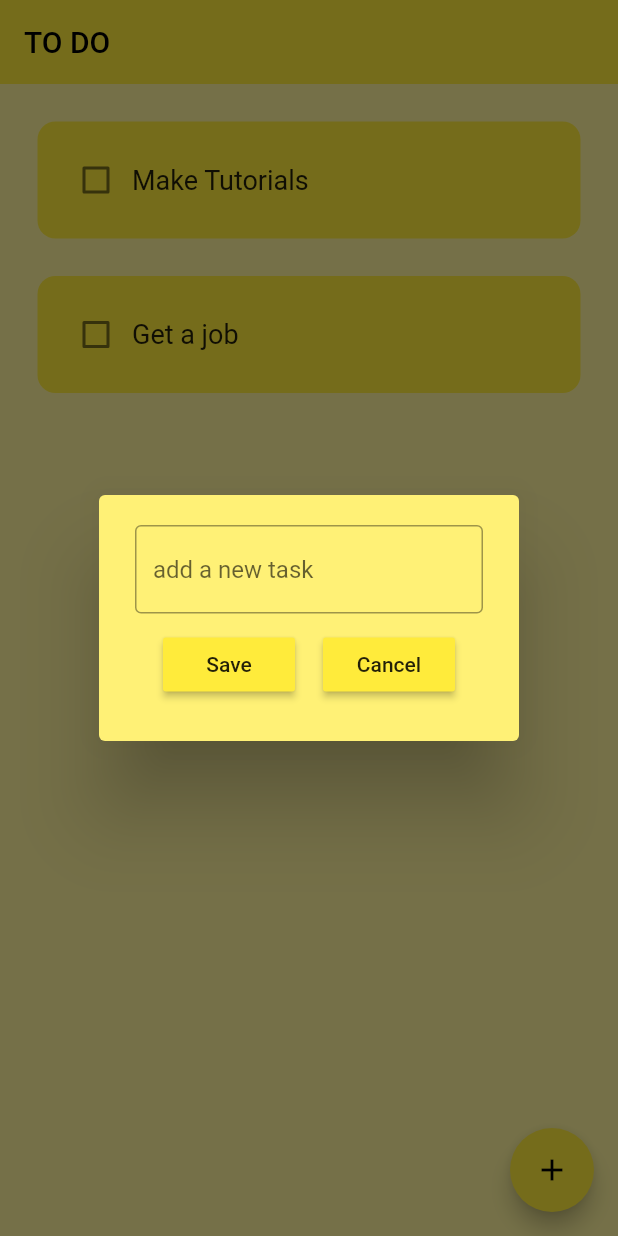
After one commit to stDean/todo_flutter, a Flutter app: the screen it shows after launch, after a tap on the "add" icon, on a phone screen of 412 x 824 dp. The commit adds this screen. Run offline on Flutter 3.47's test engine with Material 2 defaults, Android fonts, the phone set to English and light mode, and no system bars.

Commit message:
added the button to add new tasks and cancle task, about to add the functionality to save the newly added tasks

```diff
--- /dev/null
+++ b/lib/component/dialog_box.dart
@@ -0,0 +1,52 @@
+import 'package:flutter/material.dart';
+import '/component/my_button.dart';
+
+class DialogBox extends StatelessWidget {
+  final TextEditingController controller;
+  final VoidCallback onSave;
+  final VoidCallback onCancel;
+
+  const DialogBox({
+    super.key,
+    required this.controller,
+    required this.onSave,
+    required this.onCancel,
+  });
+
+  @override
+  Widget build(BuildContext context) {
+    return AlertDialog(
+      backgroundColor: Colors.yellow[300],
+      content: SizedBox(
+        height: 120,
+        child: Column(
+          children: [
+            Padding(
+              padding: const EdgeInsets.only(bottom: 10),
+              child: TextField(
+                controller: controller,
+                decoration: const InputDecoration(
+                  border: OutlineInputBorder(),
+                  hintText: 'add a new task',
+                ),
+              ),
+            ),
+            Row(
+              mainAxisAlignment: MainAxisAlignment.spaceEvenly,
+              children: [
+                MyButton(
+                  btnText: 'Save',
+                  onPressed: onSave,
+                ),
+                MyButton(
+                  btnText: 'Cancel',
+                  onPressed: onCancel,
+                ),
+              ],
+            ),
+          ],
+        ),
+      ),
+    );
+  }
+}
--- /dev/null
+++ b/lib/component/my_button.dart
@@ -0,0 +1,21 @@
+import 'package:flutter/material.dart';
+
+class MyButton extends StatelessWidget {
+  final String btnText;
+  final VoidCallback onPressed;
+
+  const MyButton({
+    super.key,
+    required this.btnText,
+    required this.onPressed,
+  });
+
+  @override
+  Widget build(BuildContext context) {
+    return MaterialButton(
+      onPressed: onPressed,
+      color: Theme.of(context).primaryColor,
+      child: Text(btnText),
+    );
+  }
+}
--- a/lib/component/todo_tile.dart
+++ b/lib/component/todo_tile.dart
@@ -3,9 +3,9 @@ import 'package:flutter/material.dart';
 class TodoTile extends StatelessWidget {
   final String taskName;
   final bool taskCompleted;
-  Function(bool?)? onChange;
+  final Function(bool?)? onChange;
 
-  TodoTile({
+  const TodoTile({
     super.key,
     required this.taskName,
     required this.taskCompleted,
@@ -32,6 +32,7 @@ class TodoTile extends StatelessWidget {
             Text(
               taskName,
               style: TextStyle(
+                fontSize: 18,
                 decoration: taskCompleted
                     ? TextDecoration.lineThrough
                     : TextDecoration.none,
--- a/lib/pages/home.dart
+++ b/lib/pages/home.dart
@@ -1,4 +1,5 @@
 import "package:flutter/material.dart";
+import "/component/dialog_box.dart";
 import "/component/todo_tile.dart";
 
 class HomePage extends StatefulWidget {
@@ -14,10 +15,36 @@ class _HomePageState extends State<HomePage> {
     ['Get a job', false],
   ];
 
+  final TextEditingController _myTextController = TextEditingController();
+
+  @override
+  void dispose() {
+    // Clean up the controller when the widget is disposed.
+    _myTextController.dispose();
+    super.dispose();
+  }
+
   void checkBoxChange(bool? val, int index) {
     setState(() {
       todoList[index][1] = !todoList[index][1];
     });
+  }
+
+  void onSave() {
+
+  }
+
+  void createNewTask() {
+    showDialog(
+      context: context,
+      builder: (context) {
+        return DialogBox(
+          controller: _myTextController,
+          onSave: onSave,
+          onCancel: () => Navigator.of(context).pop(),
+        );
+      },
+    );
   }
 
   @override
@@ -27,6 +54,10 @@ class _HomePageState extends State<HomePage> {
       appBar: AppBar(
         title: Text("To Do".toUpperCase()),
         elevation: 0,
+      ),
+      floatingActionButton: FloatingActionButton(
+        onPressed: createNewTask,
+        child: const Icon(Icons.add),
       ),
       body: ListView.builder(
         itemCount: todoList.length,
```
